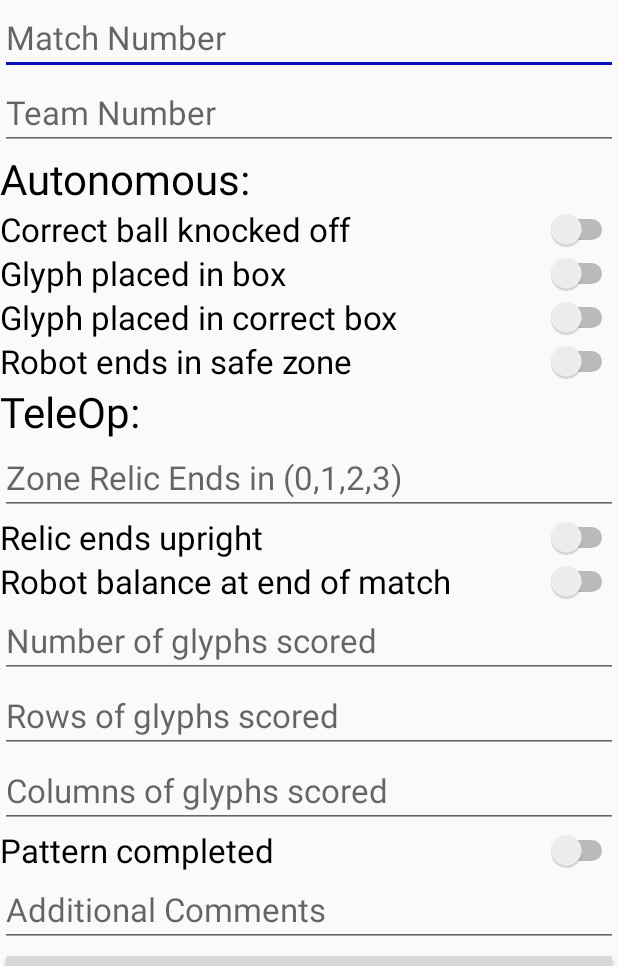
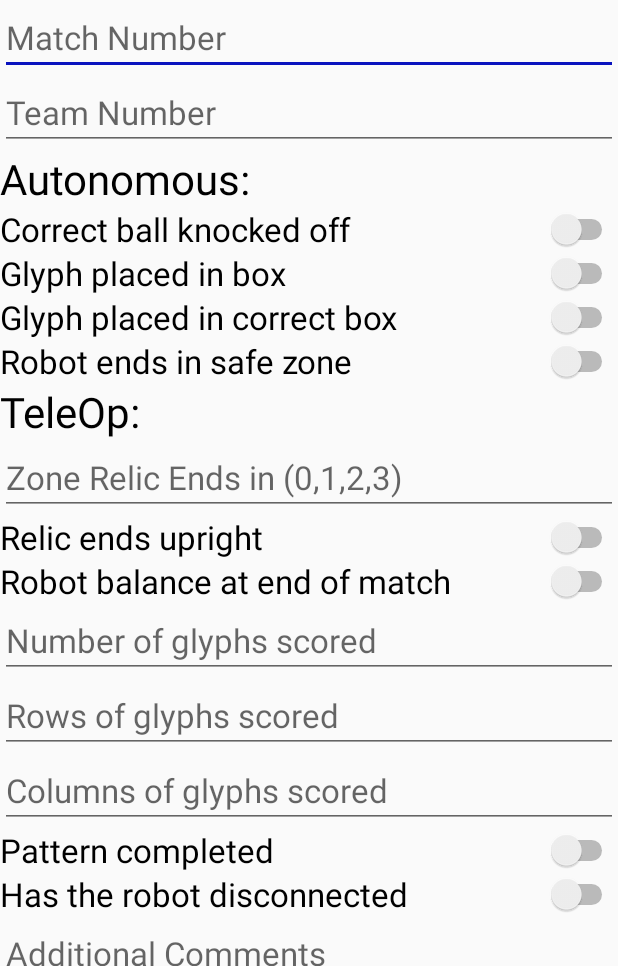
Before and after one commit to hortonvilleroboticssam/ScoringApp_V1, an Android app: the screen it shows after launch (MainActivity), on a phone screen of 412 x 824 dp, the part 270-1236 px from its top. Run offline under Robolectric (Android 15) with nearby library versions, the phone set to English and light mode, and no system bars.

Commit message:
Added disconnect parameter

```diff
--- a/app/src/main/java/com/hortonvillerobotics/scoringapp_v1/MainActivity.java
+++ b/app/src/main/java/com/hortonvillerobotics/scoringapp_v1/MainActivity.java
@@ -48,12 +48,13 @@ public class MainActivity extends AppCompatActivity {
     EditText rowGlyphs;
     EditText colGlyphs;
     Switch pattern;
+    Switch disconnected;
     EditText notes;
     Button button;
 
     SharedPreferences pM;
 
-    String[] results = new String[14];
+    String[] results = new String[15];
 
     @Override
     protected void onCreate(Bundle savedInstanceState) {
@@ -79,6 +80,7 @@ public class MainActivity extends AppCompatActivity {
         rowGlyphs = (EditText) findViewById(R.id.field_rowGlyphs);
         colGlyphs = (EditText) findViewById(R.id.field_columnGlyphs);
         notes = (EditText) findViewById(R.id.field_comments);
+        disconnected = findViewById(R.id.switch_disconnect);
         pattern = findViewById(R.id.switch_pattern);
 
         button.setOnClickListener(new View.OnClickListener() {
@@ -98,7 +100,8 @@ public class MainActivity extends AppCompatActivity {
                 results[10] = rowGlyphs.getText().toString();
                 results[11] = colGlyphs.getText().toString();
                 results[12] = "" + balanced.isChecked();
-                results[13] = notes.getText().toString();
+                results[13] = "" + disconnected.isChecked();
+                results[14] = notes.getText().toString();
 
                 new MainActivity.SendRequest().execute();
             }
@@ -160,7 +163,8 @@ public class MainActivity extends AppCompatActivity {
 
                 String[] parameters = {"matchNumber", "teamNumber", "autoJewel"
                 , "autoGlyph", "autoCrypto", "safeZone", "relicZone", "relicUpright"
-                , "balanced", "totalGlyphs", "glyphRows", "glyphCols", "pattern","notes"};
+                , "balanced", "totalGlyphs", "glyphRows", "glyphCols", "pattern","disconnect"
+                , "notes"};
 
                 for(int i = 0; i < parameters.length; i++) {
                     postDataParams.put(parameters[i],results[i]);
--- a/app/src/main/res/layout/content_main.xml
+++ b/app/src/main/res/layout/content_main.xml
@@ -146,13 +146,22 @@
             android:layout_height="wrap_content"
             android:text="Pattern completed" />
 
+        <Switch
+            android:id="@+id/switch_disconnect"
+            android:textSize="22sp"
+            android:textColor="#000000"
+            android:layout_width="match_parent"
+            android:layout_height="wrap_content"
+            android:text="Has the robot disconnected"/>
+
         <EditText
             android:id="@+id/field_comments"
             android:textSize="22sp"
             android:textColor="#000000"
             android:layout_width="match_parent"
             android:layout_height="wrap_content"
-            android:hint="Additional Comments" />
+            android:hint="Additional Comments"
+            android:inputType="text"/>
 
         <Button
             android:id="@+id/btn_submit"
```
